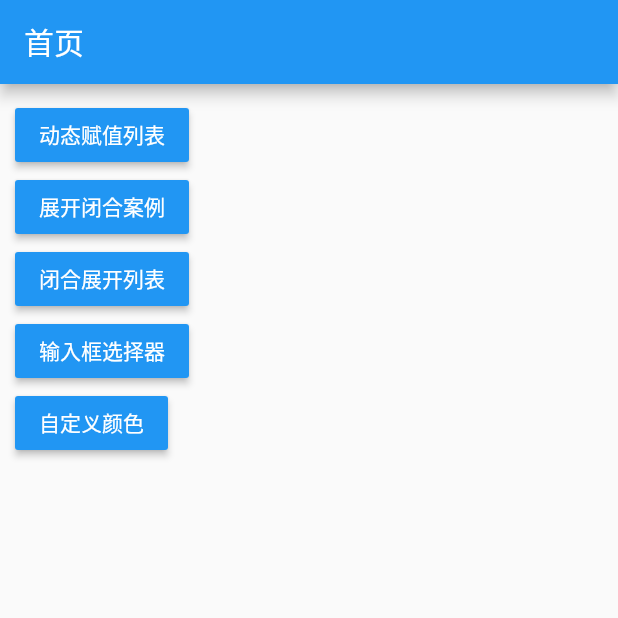
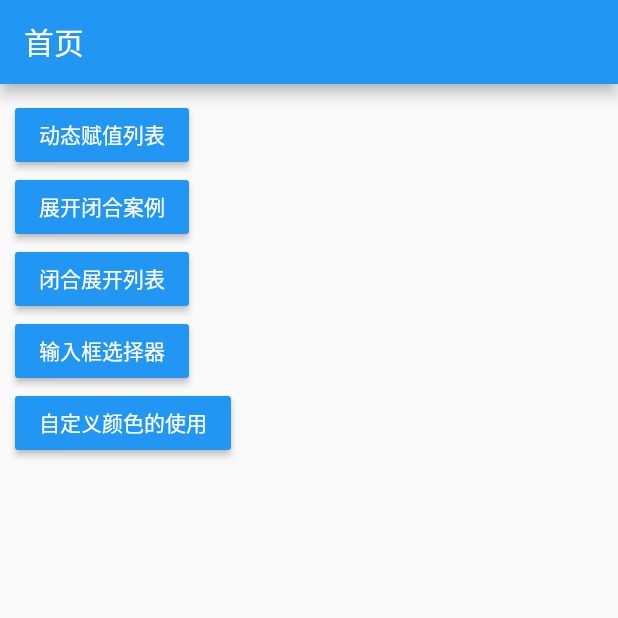
Before and after one commit to dstweihao/dst-flutter-basic-example, a Flutter app: the screen it shows after launch, on a phone screen of 412 x 824 dp, the top half of it. Run offline on Flutter 3.47's test engine with Material 2 defaults, Android fonts, the phone set to English and light mode, and no system bars.

Commit message:
修改自定义颜色文本

```diff
--- a/lib/home_page.dart
+++ b/lib/home_page.dart
@@ -72,7 +72,7 @@ class _HomePageState extends State<HomePage> {
               RaisedButton(
                 color: customColor ? Color(0xFF30a261) : Colors.blue,
                 child: Text(
-                  "自定义颜色",
+                  "自定义颜色的使用",
                   style: TextStyle(color: Colors.white),
                 ),
                 onPressed: () {
```
